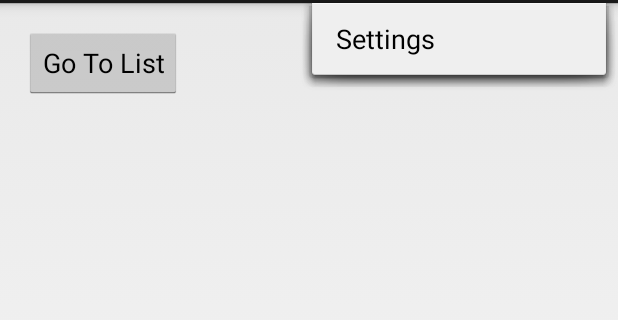
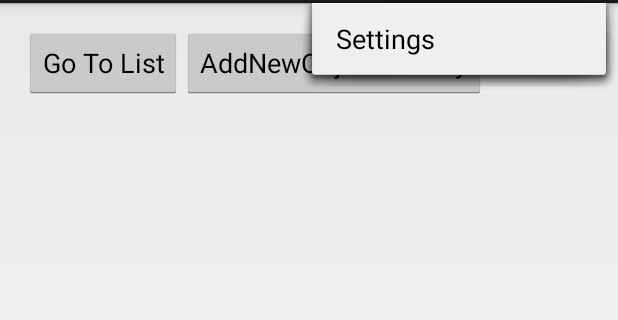
Before and after one commit to trentonknight/DataFaceProject, an Android app: the screen it shows after launch (MainActivity), with the options menu open, on a phone screen of 412 x 824 dp, the part 69-389 px from its top. Run offline under Robolectric (Android 15) with nearby library versions, the light colour scheme and no system bars.

Commit message:
Added for Activity...

```diff
--- a/DataFace/src/main/java/com/beta/dataface/MainActivity.java
+++ b/DataFace/src/main/java/com/beta/dataface/MainActivity.java
@@ -15,13 +15,12 @@ public class MainActivity extends Activity {
 
         super.onCreate(savedInstanceState);
         setContentView(R.layout.activity_main);
-        DatabaseH db = new DatabaseH(this);
-        Log.d("Insert: ", "Inserting ..");
-        db.addObject(new LittleConstructor("Animals","snake"));
-        db.addObject(new LittleConstructor("Humans","Brian"));
-        db.addObject(new LittleConstructor("Vehicles", "Jeep"));
-        db.DisplayObject(db.getAllColumns());
 
+    }
+    public void newObject(View view){
+        Intent intent = new Intent(view.getContext(), AddNewObject.class);
+        startActivity(intent);
+        finish();
     }
 
     public void activateList(View view){
--- a/DataFace/src/main/res/layout/activity_main.xml
+++ b/DataFace/src/main/res/layout/activity_main.xml
@@ -13,6 +13,16 @@
         android:layout_width="wrap_content"
         android:layout_height="wrap_content"
         android:text="@string/button_send"
-        android:onClick="activateList"/>
+        android:onClick="activateList"
+        android:id="@+id/button"/>
+
+
+    <Button
+            android:layout_width="wrap_content"
+            android:layout_height="wrap_content"
+            android:layout_toRightOf="@id/button"
+            android:text="@string/title_activity_add_new_object"
+            android:onClick="newObject"
+            android:id="@+id/buttonTwo"/>
 
 </RelativeLayout>
--- /dev/null
+++ b/DataFace/src/main/res/menu/add_new_object.xml
@@ -0,0 +1,6 @@
+<menu xmlns:android="http://schemas.android.com/apk/res/android">
+    <item android:id="@+id/action_settings"
+        android:title="@string/action_settings"
+        android:orderInCategory="100"
+        android:showAsAction="never" />
+</menu>
--- a/DataFace/src/main/res/values/strings.xml
+++ b/DataFace/src/main/res/values/strings.xml
@@ -4,6 +4,11 @@
     <string name="app_name">DataFace</string>
     <string name="action_settings">Settings</string>
     <string name="button_send">Go To List</string>
+    <string name="ob_name">Object Name</string>
+    <string name="ob_con">Contents</string>
+    <string name="ob_send">Submit new Object</string>
     <string name="title_activity_list_handler">ListHandlerActivity</string>
+    <string name="title_activity_add_new_object">AddNewObjectActivity</string>
+    <string name="hello_world">Hello world!</string>
 
 </resources>
```
Also changed, not shown: DataFace/src/main/AndroidManifest.xml (+11 -0 lines), DataFace/src/main/java/com/beta/dataface/AddNewObject.java (added, +55 -0 lines), DataFace/src/main/java/com/beta/dataface/ListHandlerActivity.java (+8 -4 lines), DataFace/src/main/res/layout/add_new_object.xml (added, +30 -0 lines), 3 other files.
